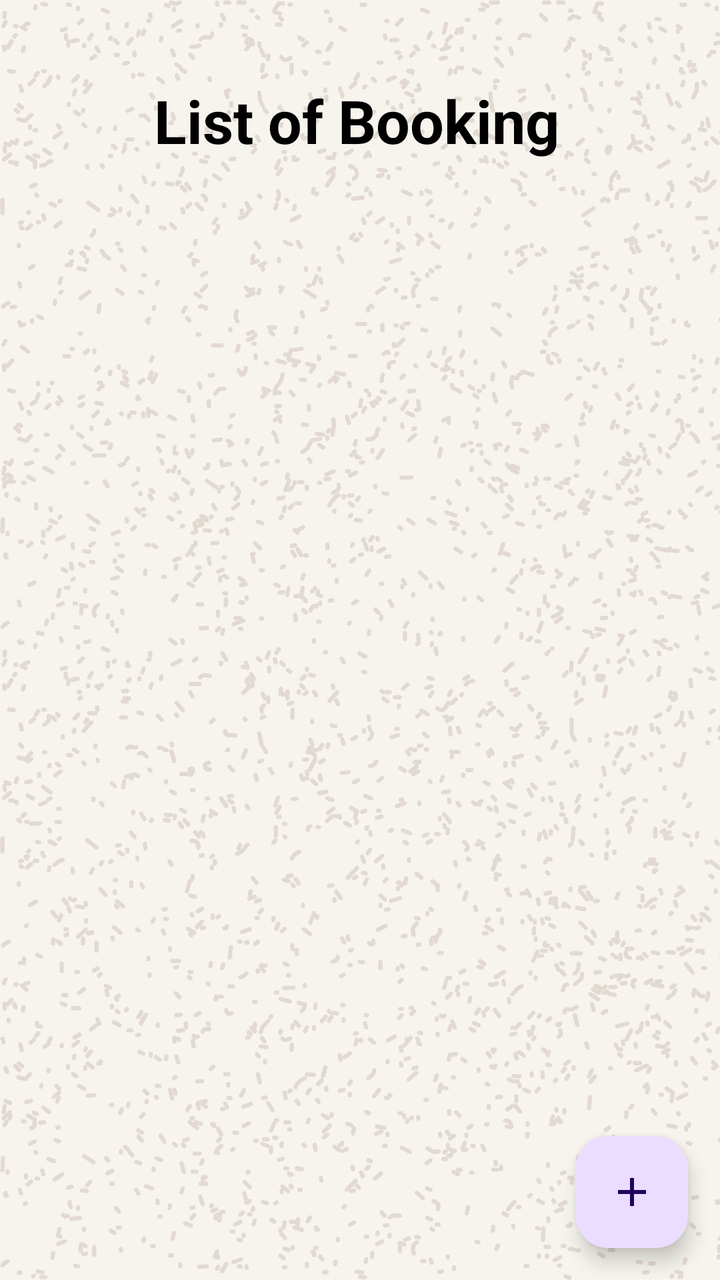
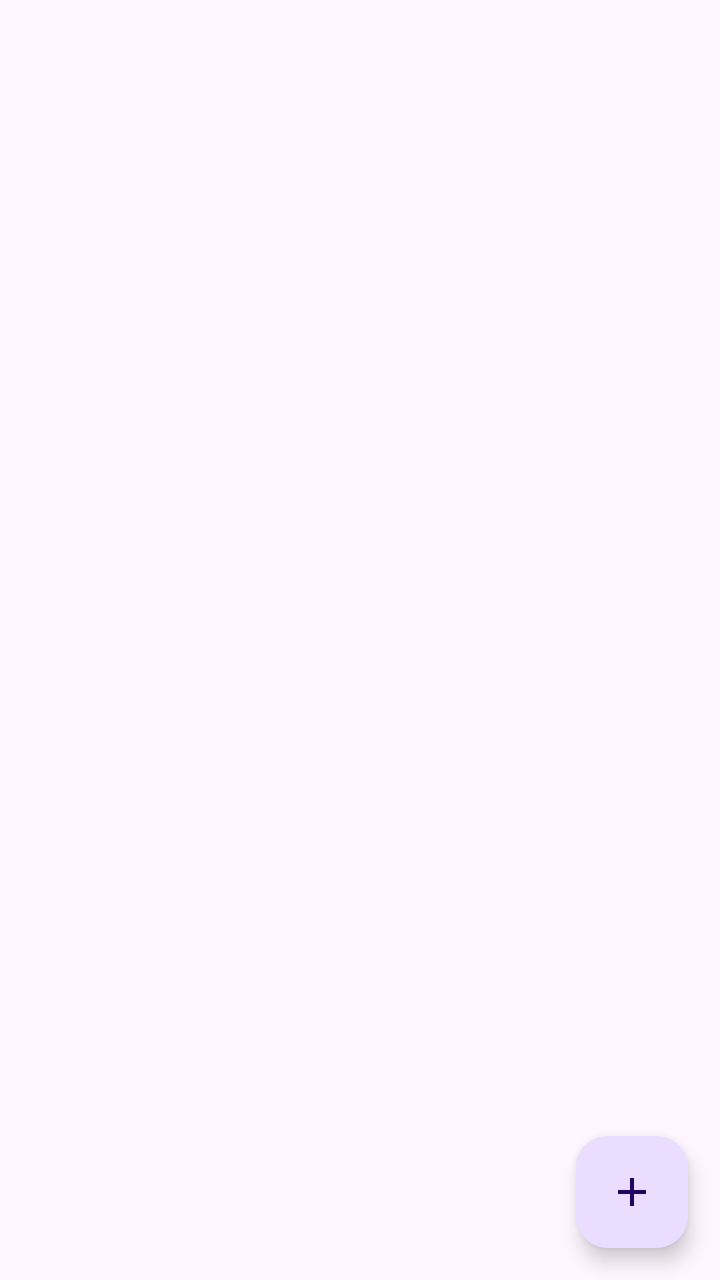

Two renders of the same Android screen: before a commit and after it. Below are the layout's source before the change and the commit's diff.
<!-- AndroidManifest.xml: application theme Theme.Lab_REST -->
<!-- res/layout/activity_booking_list.xml -->
<?xml version="1.0" encoding="utf-8"?>
<RelativeLayout xmlns:android="http://schemas.android.com/apk/res/android"
    xmlns:app="http://schemas.android.com/apk/res-auto"
    xmlns:tools="http://schemas.android.com/tools"
    android:layout_width="match_parent"
    android:layout_height="match_parent"
    android:id="@+id/main"
    android:background="@drawable/base"
    tools:context=".RentalListActivity">

    <TextView
        android:id="@+id/header"
        android:layout_width="match_parent"
        android:layout_height="wrap_content"
        android:layout_alignParentEnd="true"
        android:layout_marginTop="40dp"
        android:layout_marginEnd="3dp"
        android:gravity="center"
        android:text="List of Booking"
        android:textColor="@color/black"
        android:textSize="30dp"
        android:textStyle="bold" />

    
    <androidx.recyclerview.widget.RecyclerView
        android:id="@+id/rvRentalList"
        android:layout_width="match_parent"
        android:layout_height="match_parent"
        android:padding="16dp"
        android:layout_marginTop="150dp"/>

    
    <FrameLayout
        android:layout_width="match_parent"
        android:layout_height="wrap_content"
        android:layout_alignParentBottom="true">

        
        <com.google.android.material.floatingactionbutton.FloatingActionButton
            android:id="@+id/fab"
            android:layout_width="wrap_content"
            android:layout_height="wrap_content"
            android:layout_gravity="bottom|end"
            android:layout_margin="16dp"
            android:contentDescription="Add New Rental"
            android:onClick="floatingAddRentalClicked"
            app:srcCompat="@drawable/baseline_add_24" />

    </FrameLayout>
</RelativeLayout>
<!-- resources referenced by this layout -->
<resources>
  <color name="black">#FF000000</color>
  <!-- drawable base: png bitmap (drawable, 350831 bytes) -->
  <!-- drawable baseline_add_24 (drawable) -->
  <vector xmlns:android="http://schemas.android.com/apk/res/android" android:height="24dp" android:tint="#000000" android:viewportHeight="24" android:viewportWidth="24" android:width="24dp">
        
      <path android:fillColor="@android:color/white" android:pathData="M19,13h-6v6h-2v-6H5v-2h6V5h2v6h6v2z"/>
      
  </vector>
  <style name="Theme.Lab_REST" parent="Base.Theme.Lab_REST" />
  <style name="Base.Theme.Lab_REST" parent="Theme.Material3.DayNight.NoActionBar">
          
          
      </style>
</resources>

<!-- the commit's change to res/layout/activity_booking_list.xml (unified diff, before → after) -->
@@ -5,21 +5,9 @@
     android:layout_width="match_parent"
     android:layout_height="match_parent"
     android:id="@+id/main"
-    android:background="@drawable/base"
+
     tools:context=".RentalListActivity">
-
-    <TextView
-        android:id="@+id/header"
-        android:layout_width="match_parent"
-        android:layout_height="wrap_content"
-        android:layout_alignParentEnd="true"
-        android:layout_marginTop="40dp"
-        android:layout_marginEnd="3dp"
-        android:gravity="center"
-        android:text="List of Booking"
-        android:textColor="@color/black"
-        android:textSize="30dp"
-        android:textStyle="bold" />
+    
 
     
     <androidx.recyclerview.widget.RecyclerView
<!-- resource entries referenced after the edit -->
@@ -1,7 +1,5 @@
 <!-- resources referenced by this layout -->
 <resources>
-  <color name="black">#FF000000</color>
-  <!-- drawable base: png bitmap (drawable, 350831 bytes) -->
   <!-- drawable baseline_add_24 (drawable) -->
   <vector xmlns:android="http://schemas.android.com/apk/res/android" android:height="24dp" android:tint="#000000" android:viewportHeight="24" android:viewportWidth="24" android:width="24dp">
         
